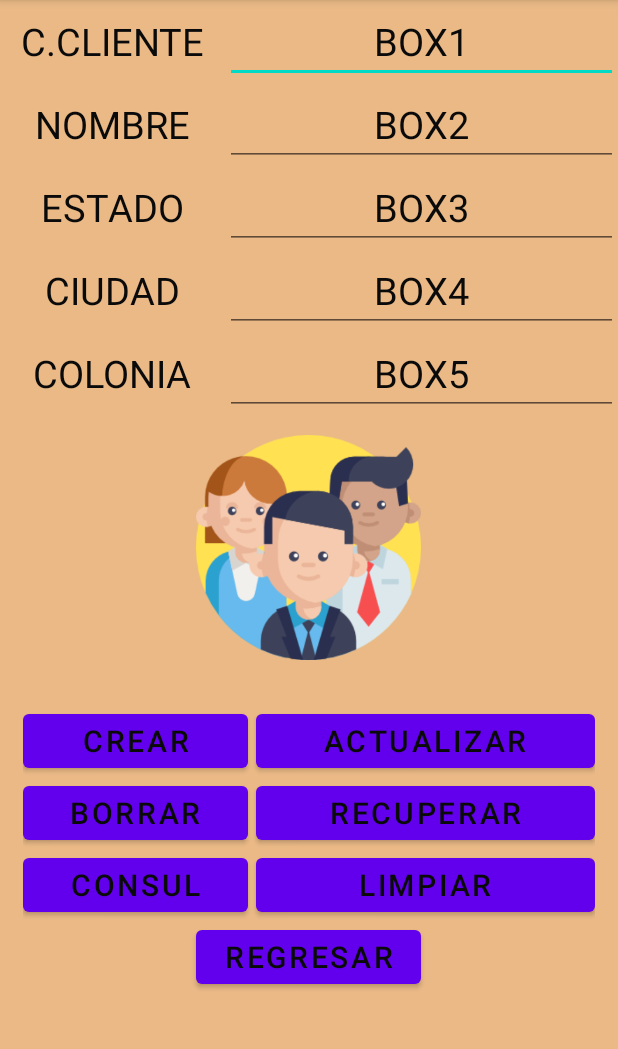
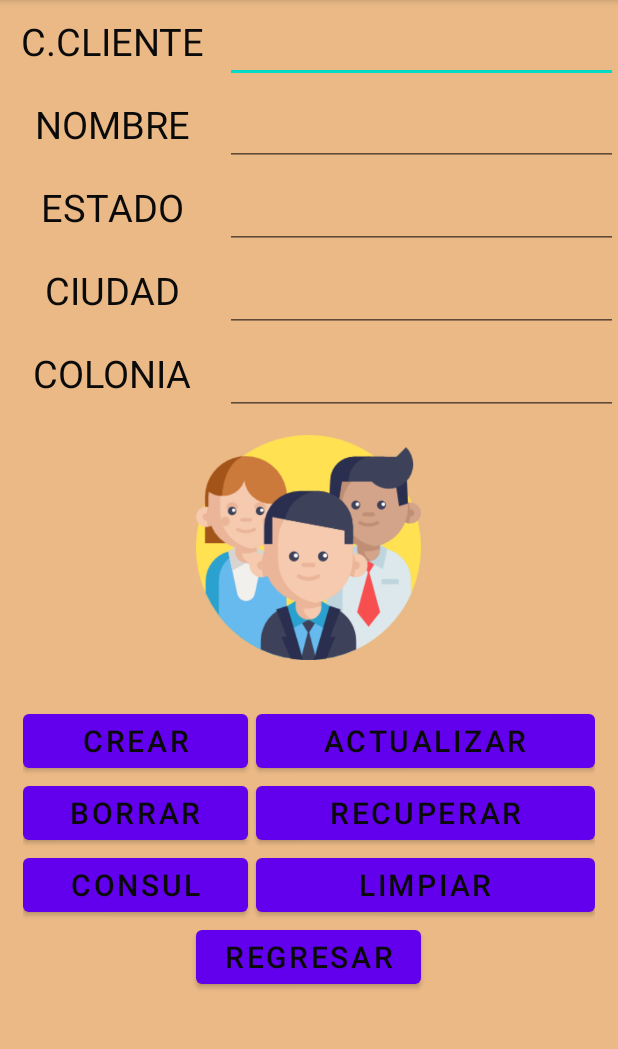
Before and after one commit to gerryspring/ANDROID, an Android app: the screen it shows after launch (CRUDActivity), after a tap on "CLIENTES", on a phone screen of 412 x 824 dp, the part 84-1133 px from its top. Run offline under Robolectric (Android 15) with nearby library versions, the phone set to English and light mode, and no system bars.

```diff
--- a/app/src/main/java/com/example/agency/controller/MainListeners.java
+++ b/app/src/main/java/com/example/agency/controller/MainListeners.java
@@ -7,34 +7,36 @@ import com.example.agency.view.CRUDActivity;
 import com.example.agency.view.MainActivity;
 
 public class MainListeners implements View.OnClickListener {
-    MainActivity mainActivity;
+    MainActivity activity;
 
     public MainListeners(MainActivity act){
-        this.mainActivity = act;
+        this.activity = act;
     }
     @Override
     public void onClick(View evt) {
 
-        if(evt == mainActivity.btnCars){
-            Intent ObjInt = new Intent(mainActivity, CRUDActivity.class);
+        if(evt == activity.btnCars){
+            Intent ObjInt = new Intent(activity, CRUDActivity.class);
             CRUDActivity.pos = "A";
-            mainActivity.startActivity(ObjInt);
+            activity.startActivity(ObjInt);
             return;
         }
 
-        if(evt == mainActivity.btnClients){
-            Intent ObjInt = new Intent(mainActivity, CRUDActivity.class);
+        if(evt == activity.btnClients){
+            Intent ObjInt = new Intent(activity, CRUDActivity.class);
             CRUDActivity.pos = "C";
-            mainActivity.startActivity(ObjInt);
+            activity.startActivity(ObjInt);
             return;
         }
 
-        if(evt == mainActivity.btnServices){
-            Intent ObjInt = new Intent(mainActivity, CRUDActivity.class);
+
+        if(evt == activity.btnServices){
+            Intent ObjInt = new Intent(activity, CRUDActivity.class);
             CRUDActivity.pos = "S";
-            mainActivity.startActivity(ObjInt);
+            activity.startActivity(ObjInt);
             return;
         }
+
 
 
     }
--- a/app/src/main/java/com/example/agency/model/CRUD/CRUD.java
+++ b/app/src/main/java/com/example/agency/model/CRUD/CRUD.java
@@ -1,6 +1,9 @@
 package com.example.agency.model.CRUD;
 
+import android.database.sqlite.SQLiteConstraintException;
 import android.database.sqlite.SQLiteDatabase;
+
+import androidx.appcompat.app.AlertDialog;
 
 import com.example.agency.model.DataBase;
 import com.example.agency.view.CRUDActivity;
@@ -8,6 +11,7 @@ import com.example.agency.view.CRUDActivity;
 public abstract class CRUD {
   protected static DataBase Conexion;
   protected static SQLiteDatabase DB;
+
   protected String[] labels;
   protected String source;
 
@@ -33,8 +37,9 @@ public abstract class CRUD {
 
     protected abstract void setLabels();
     protected abstract  void setSource();
+
+    public abstract void exec(String cadena);
     public String[] getLabels(){
-        System.out.println("labels");
         return labels;
     }
 
--- a/app/src/main/java/com/example/agency/model/CRUD/CRUDClient.java
+++ b/app/src/main/java/com/example/agency/model/CRUD/CRUDClient.java
@@ -32,4 +32,9 @@ public class CRUDClient extends CRUD {
         source = "teamwork";
     }
 
+    @Override
+    public void exec(String cadena) {
+
+    }
+
 }
--- a/app/src/main/java/com/example/agency/model/CRUD/CRUDService.java
+++ b/app/src/main/java/com/example/agency/model/CRUD/CRUDService.java
@@ -23,4 +23,9 @@ public class CRUDService extends CRUD {
     protected void setSource() {
         source = "form";
     }
+
+    @Override
+    public void exec(String cadena) {
+
+    }
 }
--- a/app/src/main/java/com/example/agency/model/DataBase.java
+++ b/app/src/main/java/com/example/agency/model/DataBase.java
@@ -7,18 +7,25 @@ import android.database.sqlite.SQLiteOpenHelper;
 import androidx.annotation.Nullable;
 
 public class DataBase extends SQLiteOpenHelper {
-    public static int VERSION =5;
-    public DataBase(@Nullable Context context, @Nullable String name, @Nullable SQLiteDatabase.CursorFactory factory, int version) {
+    public static int VERSION =7;
+    public String sqlCreateCars = "CREATE TABLE AUTOS (PLATE TEXT PRIMARY KEY, BRAND TEXT,MODEL TEXT, YEAR INTEGER,CVCLIENT INTEGER)";
+    public String sqlCreateClients ="CREATE TABLE CLIENTES (ID INTEGER PRIMARY KEY, NOMBRE TEXT, ESTADO TEXT, CIUDAD TEXT,COLONIA TEXT) ";
+
+    public DataBase(Context context,String name, SQLiteDatabase.CursorFactory factory, int version) {
         super(context, name, factory, version);
     }
 
     @Override
     public void onCreate(SQLiteDatabase db) {
-
+        db.execSQL(sqlCreateCars);
+        db.execSQL(sqlCreateClients);
     }
 
     @Override
     public void onUpgrade(SQLiteDatabase db, int oldVersion, int newVersion) {
-
+        db.execSQL("DROP TABLE IF EXISTS AUTOS");
+        db.execSQL(sqlCreateCars);
+        db.execSQL("DROP TABLE IF EXISTS CLIENTES");
+        db.execSQL(sqlCreateClients);
     }
 }
--- a/app/src/main/java/com/example/agency/view/CRUDActivity.java
+++ b/app/src/main/java/com/example/agency/view/CRUDActivity.java
@@ -1,31 +1,34 @@
 package com.example.agency.view;
 
+import android.database.sqlite.SQLiteConstraintException;
 import android.os.Bundle;
 import android.widget.Button;
+import android.widget.EditText;
 import android.widget.ImageView;
 import android.widget.TextView;
-import androidx.appcompat.widget.Toolbar;
+
+import androidx.appcompat.app.AlertDialog;
 
 import androidx.appcompat.app.AppCompatActivity;
 
 import com.example.agency.R;
 import com.example.agency.controller.CRUDListeners;
-import com.example.agency.controller.MainListeners;
 import com.example.agency.model.CRUD.CRUD;
 import com.example.agency.model.CRUD.CRUDCar;
 import com.example.agency.model.CRUD.CRUDClient;
 import com.example.agency.model.CRUD.CRUDService;
-import com.google.android.material.floatingactionbutton.FloatingActionButton;
+
 
 public class CRUDActivity extends AppCompatActivity {
 
-    CRUD crud;
+    CRUD Crud;
     CRUDListeners listeners;
     public static String pos = "";
 
    public TextView lbl1,lbl2,lbl3,lbl4,lbl5;
+   public EditText box1,box2,box3,box4,box5;
    public ImageView source;
-   public Button btnBack;
+   public Button btnBack,btnConsult,btnCreate;
     @Override
     protected void onCreate(Bundle savedInstanceState) {
         super.onCreate(savedInstanceState);
@@ -44,12 +47,21 @@ public class CRUDActivity extends AppCompatActivity {
         lbl4 = findViewById(R.id.lbl4);
         lbl5 = findViewById(R.id.lbl5);
 
+        box1 = findViewById(R.id.box1);
+        box2 = findViewById(R.id.box2);
+        box3 = findViewById(R.id.box3);
+        box4 = findViewById(R.id.box4);
+        box5 = findViewById(R.id.box5);
+
         btnBack = findViewById(R.id.btnBack);
-
+        btnConsult = findViewById(R.id.btnConsult);
+        btnCreate = findViewById(R.id.btnCreate);
 
         source = findViewById(R.id.view);
         listeners = new CRUDListeners(this);
         btnBack.setOnClickListener(listeners);
+        btnConsult.setOnClickListener(listeners);
+        btnCreate.setOnClickListener(listeners);
         update();
     }
 
@@ -60,17 +72,17 @@ public class CRUDActivity extends AppCompatActivity {
     public void update(){
         switch (pos){
             case "A":
-                crud = new CRUDCar(this);
+                Crud = new CRUDCar(this);
                 System.out.println("CRUD DE CARROS");
                 source.setImageResource(R.drawable.ic_car);
                 break;
             case "C":
-                crud = new CRUDClient(this);
+                Crud = new CRUDClient(this);
                 System.out.println("CRUD DE CLIENTES");
                 source.setImageResource(R.drawable.teamwork);
                 break;
             case "S":
-                crud = new CRUDService(this);
+                Crud = new CRUDService(this);
                 System.out.println("CRUD DE SERVICIOS");
                 source.setImageResource(R.drawable.form);
                 break;
@@ -80,7 +92,7 @@ public class CRUDActivity extends AppCompatActivity {
     }
 
     public void setUp(){
-        String [] vector = crud.getLabels();
+        String [] vector = Crud.getLabels();
 
         for(int i = 0; i < vector.length; i++)
             System.out.println(vector[i]+ "_______________**************____________________________________*");
@@ -93,4 +105,38 @@ public class CRUDActivity extends AppCompatActivity {
 
 
     }
+
+
+    public String getBox1() {
+        return box1.getText().toString();
+    }
+
+    public String getBox2() {
+        return box2.getText().toString();
+    }
+
+    public String getBox3() {
+        return box3.getText().toString();
+    }
+
+    public String getBox4() {
+        return box4.getText().toString();
+    }
+
+    public String getBox5() {
+        return box5.getText().toString();
+    }
+
+    public void createCar(String plate, String brand, String model, int year, int cvc) {
+        String cadena="INSERT INTO AUTOS (PLATE,BRAND,MODEL,YEAR,CVCLIENT) VALUES('" +plate + "','" + brand + "','"+model+"','"+year+"','" + cvc + "')" ;
+        try {
+            System.out.println("entre aki");
+            Crud.exec(cadena);
+        } catch (SQLiteConstraintException E){
+            AlertDialog Alerta = new AlertDialog.Builder(this).create();
+            Alerta.setMessage("se presentó una violación de integridad, se intentó grabar mas de una tupla con la misma placa");
+            Alerta.show();
+            return;
+        }
+    }
 }
--- /dev/null
+++ b/app/src/main/java/com/example/agency/view/ReportActivity.java
@@ -0,0 +1,4 @@
+package com.example.agency.view;
+
+public class ReportActivity {
+}
--- a/app/src/main/res/layout/activity_crud.xml
+++ b/app/src/main/res/layout/activity_crud.xml
@@ -36,13 +36,12 @@
 
         <EditText
             android:id="@+id/box1"
-            android:textColor="@color/negro"
-            android:textSize="25dp"
             android:layout_width="match_parent"
             android:layout_height="match_parent"
-            android:text="BOX1"
-            android:gravity="center">
-        </EditText>
+            android:gravity="center"
+            android:text=""
+            android:textColor="@color/negro"
+            android:textSize="25dp"></EditText>
 
     </LinearLayout>
 
@@ -72,7 +71,7 @@
             android:textSize="25dp"
             android:layout_width="match_parent"
             android:layout_height="match_parent"
-            android:text="BOX2"
+            android:text=""
             android:gravity="center">
         </EditText>
 
@@ -104,7 +103,7 @@
             android:textSize="25dp"
             android:layout_width="match_parent"
             android:layout_height="match_parent"
-            android:text="BOX3"
+            android:text=""
             android:gravity="center">
         </EditText>
 
@@ -136,7 +135,7 @@
             android:textSize="25dp"
             android:layout_width="match_parent"
             android:layout_height="match_parent"
-            android:text="BOX4"
+            android:text=""
             android:gravity="center">
         </EditText>
 
@@ -168,7 +167,7 @@
             android:textSize="25dp"
             android:layout_width="match_parent"
             android:layout_height="match_parent"
-            android:text="BOX5"
+            android:text=""
             android:gravity="center">
         </EditText>
 
```
Also changed, not shown: app/src/main/AndroidManifest.xml (+6 -1 lines), app/src/main/java/com/example/agency/controller/CRUDListeners.java (+33 -5 lines), app/src/main/java/com/example/agency/model/CRUD/CRUDCar.java (+11 -5 lines), app/src/main/java/com/example/agency/model/Car.java (+51 -0 lines), app/src/main/java/com/example/agency/view/ConsultActivity.java (added, +71 -0 lines), app/src/main/res/layout/activity_consult.xml (+9 -20 lines), 2 other files.
